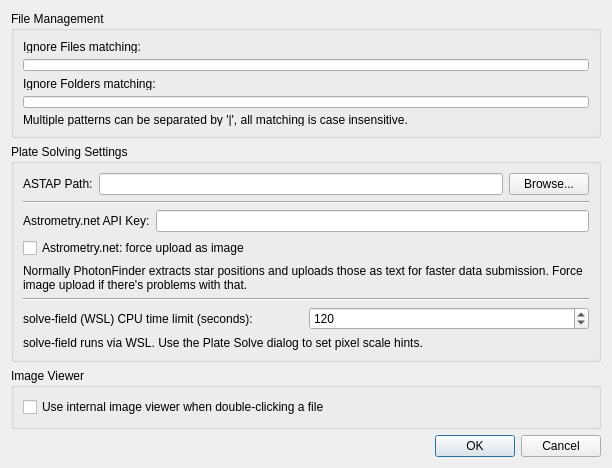
Before: the Qt Designer form photonfinder/ui/SettingsDialog.ui in bcolyn/PhotonFinder, drawn with Qt 5.
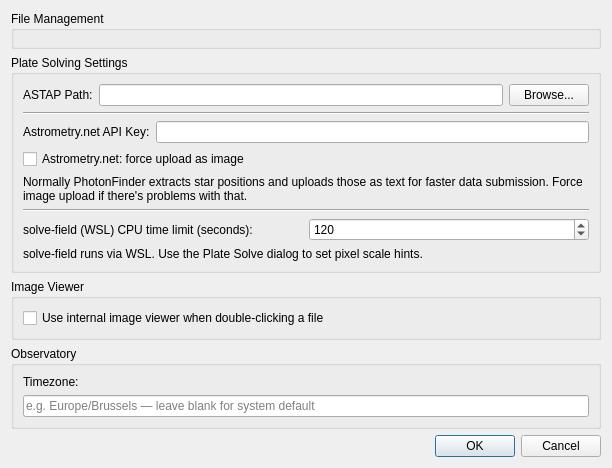
After: the same form once the commit is applied.

```diff
--- a/photonfinder/ui/SettingsDialog.ui
+++ b/photonfinder/ui/SettingsDialog.ui
@@ -199,6 +199,32 @@
      </layout>
     </widget>
    </item>
+   <item>
+    <widget class="QGroupBox" name="observatory_group">
+     <property name="title">
+      <string>Observatory</string>
+     </property>
+     <layout class="QVBoxLayout" name="observatory_layout">
+      <item>
+       <widget class="QLabel" name="obs_tz_label">
+        <property name="text">
+         <string>Timezone:</string>
+        </property>
+       </widget>
+      </item>
+      <item>
+       <widget class="QLineEdit" name="obs_timezone_edit">
+        <property name="toolTip">
+         <string>IANA timezone name used to map UTC capture times to local observing nights (e.g. Europe/Brussels). Leave blank to use the system timezone.</string>
+        </property>
+        <property name="placeholderText">
+         <string>e.g. Europe/Brussels — leave blank for system default</string>
+        </property>
+       </widget>
+      </item>
+     </layout>
+    </widget>
+   </item>
    <item>
     <spacer name="verticalSpacer">
      <property name="orientation">
```
